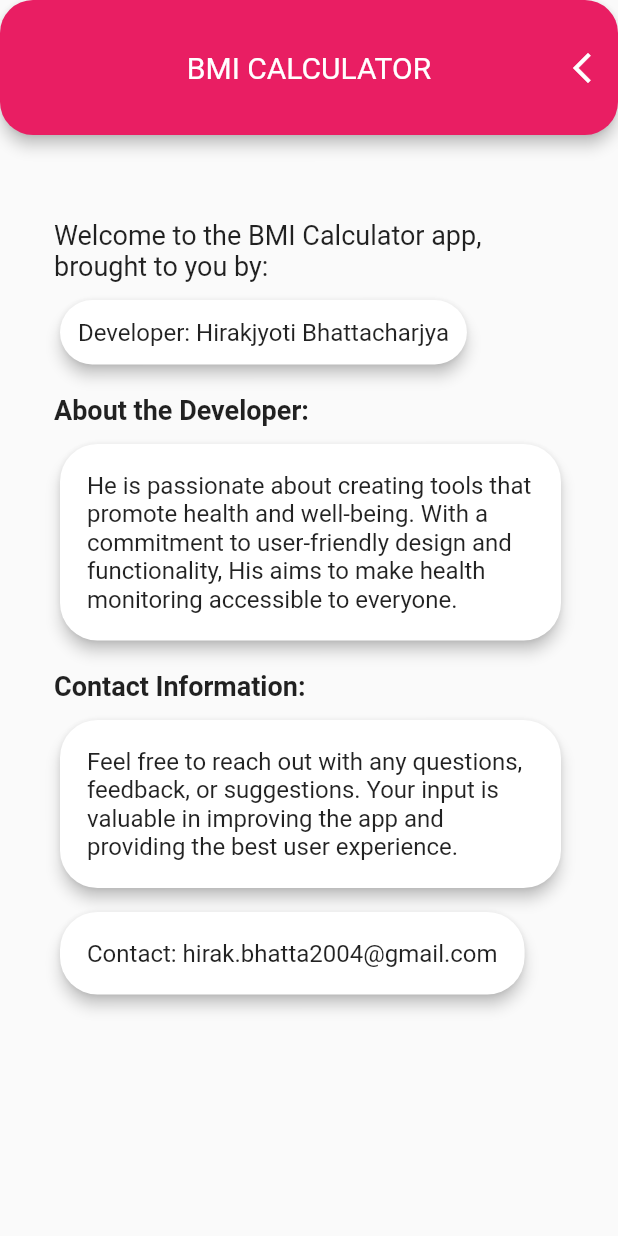
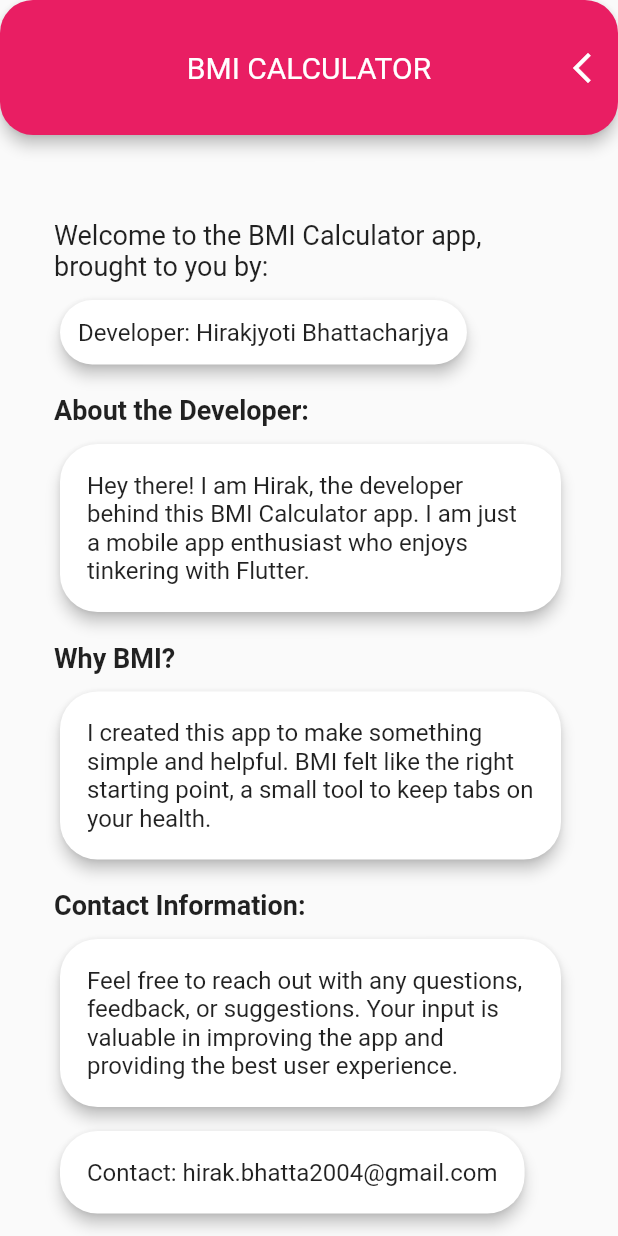
Before and after one commit to HiraK7dev/Bmi-Calculator, a Flutter app: the screen it shows after launch, after a tap on the "info" icon, on a phone screen of 412 x 824 dp. Run offline on Flutter 3.47's test engine with Material 2 defaults, Android fonts, the phone set to English and light mode, and no system bars.

Commit message:
updated to version 1.1.0

```diff
--- a/lib/about.dart
+++ b/lib/about.dart
@@ -41,10 +41,27 @@ class About extends StatelessWidget {
               child: const Padding(
                 padding: EdgeInsets.all(18.0),
                 child: Text(
-                'He is passionate about creating tools that promote health and well-being. With a commitment to user-friendly design and functionality, His aims to make health monitoring accessible to everyone.',
+                'Hey there! I am Hirak, the developer behind this BMI Calculator app. I am just a mobile app enthusiast who enjoys tinkering with Flutter.',
                 style: TextStyle(fontSize: 16),
               ),
             ),
+            ),
+            const SizedBox(height: 16),
+            const Text(
+              'Why BMI?',
+              style: TextStyle(fontSize: 18, fontWeight: FontWeight.bold),
+            ),
+            const SizedBox(height: 8),
+            Card(
+              elevation: 4.0,
+              shape: RoundedRectangleBorder(borderRadius: BorderRadius.circular(25)),
+              child: const Padding(
+                padding: EdgeInsets.all(18.0),
+                child: Text(
+                  'I created this app to make something simple and helpful. BMI felt like the right starting point, a small tool to keep tabs on your health.',
+                  style: TextStyle(fontSize: 16),
+                ),
+              ),
             ),
             const SizedBox(height: 16),
             const Text(
--- a/lib/button.dart
+++ b/lib/button.dart
@@ -2,9 +2,10 @@ import 'package:flutter/material.dart';
 
 // ignore: must_be_immutable, camel_case_types
 class button extends StatefulWidget{
-  button(this.call, {this.bname, this.bicon, this.changer, super.key});
+  button(this.call, this.reset, {this.bname, this.bicon, this.changer, super.key});
 
   void Function() call;
+  void Function() reset;
   String? bname;
   IconData? bicon;
   // ignore: prefer_typing_uninitialized_variables
@@ -24,13 +25,19 @@ class buttonState extends State<button>{
 
     String? bbname = widget.bname;
 
-    return AnimatedContainer(
+    return Row(
+      mainAxisAlignment: MainAxisAlignment.center,
+      children: [
+
+        //Calculate Button >><<
+        AnimatedContainer(
           decoration: BoxDecoration(
             border: Border.all(color: Colors.transparent),
             borderRadius: BorderRadius.circular(25),
             color: widget.changer==0?Colors.pink:widget.changer==1?Colors.orangeAccent:widget.changer==2?Colors.green:widget.changer==3?Colors.red:Colors.blueGrey,
           ),
-      height: widget.changer==0?60:50,
+          height: widget.changer==0?52:40,
+          width: widget.changer==0?180:160,
           duration: const Duration(seconds: 4),
           curve: Curves.easeInOutCubicEmphasized,
           child: TextButton.icon(
@@ -46,9 +53,34 @@ class buttonState extends State<button>{
                 ),
               ),
             style: TextButton.styleFrom(
-          padding: const EdgeInsets.all(15),
+              padding: const EdgeInsets.all(0),
             ),
           ),
+        ),
+
+
+        const SizedBox(width: 8,),
+
+        //Reset Button >><<
+        AnimatedContainer(
+          decoration: BoxDecoration(
+            border: Border.all(color: Colors.transparent),
+            borderRadius: BorderRadius.circular(25),
+            color: widget.changer==0?Colors.pink:widget.changer==1?Colors.orangeAccent:widget.changer==2?Colors.green:widget.changer==3?Colors.red:Colors.blueGrey,
+          ),
+          height: widget.changer==0?52:40,
+          width: widget.changer==0?60:80,
+          duration: const Duration(seconds: 4),
+          curve: Curves.easeInOutCubicEmphasized,
+          child: IconButton(
+            onPressed: widget.reset,
+            icon: const Icon(
+              Icons.refresh,
+              color: Colors.white,
+            ),
+          ),
+        ),
+      ],
     );
   }
 }
--- a/lib/input_screen.dart
+++ b/lib/input_screen.dart
@@ -19,7 +19,7 @@ class input_screenState extends State<input_screen>{
   var checker = '-------';
   //There are the variables from the former output screen
 
-  var _currentSliderValue = 4.7; //current slider value
+  var _currentSliderValue = 5.8; //current slider value
   var t1 = TextEditingController();
   // ignore: prefer_typing_uninitialized_variables
   var weight;
@@ -30,13 +30,11 @@ class input_screenState extends State<input_screen>{
   var bmi2;
   var anime = 0;
   String bname = 'CALCULATE';
-  IconData bicon = Icons.architecture_outlined;
+  IconData bicon = Icons.toggle_off_outlined;
 
   // ignore: non_constant_identifier_names
   void get_ans(){
     setState(() {
-
-      if(anime==0){
         weight = double.parse(t1.text);
         height = _currentSliderValue;
         bmi = calculateBMI(height, weight).toStringAsFixed(1);
@@ -47,41 +45,43 @@ class input_screenState extends State<input_screen>{
           checker = 'UNDER WEIGHT';
           anime = 1;
           //button
-          bname = 'RESET';
-          bicon = Icons.refresh;
+          bname = 'RECALCULATE';
+          bicon = Icons.toggle_on;
         }
         else if (bmi2 < 24.9 && bmi2 > 18.5) {
           checker = 'HEALTHY';
           anime = 2;
           //button
-          bname = 'RESET';
-          bicon = Icons.refresh;
+          bname = 'RECALCULATE';
+          bicon = Icons.toggle_on;
         }
         else if (bmi2 < 29.9 && bmi2 > 25.0) {
           checker = 'OVER WEIGHT';
           anime = 3;
           //button
-          bname = 'RESET';
-          bicon = Icons.refresh;
+          bname = 'RECALCULATE';
+          bicon = Icons.toggle_on;
         }
         else {
           checker = 'OBESE';
           anime = 4;
           //button
-          bname = 'RESET';
-          bicon = Icons.refresh;
+          bname = 'RECALCULATE';
+          bicon = Icons.toggle_on;
         }
+    });
   }
-      else{
+
+  void reset(){
+    setState(() {
       checker = '-------';
       bmi = '---';
-        _currentSliderValue = 4.7;
+      _currentSliderValue = 5.8;
       t1 = TextEditingController(text: '');
       //button
       bname = 'CALCULATE';
-        bicon = Icons.architecture_outlined;
+      bicon = Icons.toggle_off_outlined;
       anime = 0;
-      }
     });
   }
 
@@ -103,8 +103,10 @@ class input_screenState extends State<input_screen>{
       duration: const Duration(seconds: 5),
       curve: Curves.fastEaseInToSlowEaseOut,
       child: Column(
-        crossAxisAlignment: CrossAxisAlignment.stretch,
         children: [
+
+          //Height Input >><<
+
           Container(
           decoration: const BoxDecoration(
             color: Colors.black12,
@@ -117,7 +119,7 @@ class input_screenState extends State<input_screen>{
                 'HEIGHT',
                 style: TextStyle(
                   color: widgetColor,
-                  fontSize: 14
+                  fontSize: 12
                 ),
               ),
               const SizedBox(height: 20,),
@@ -155,29 +157,49 @@ class input_screenState extends State<input_screen>{
                   },
                 ),
               ),
+              const SizedBox(height: 25,),
+              ],
+            )
+          ),
+
+          // Weight Input >><<
+
           const SizedBox(height: 10,),
-              const Divider(height: 24,),
+
+          Container(
+            decoration: const BoxDecoration(
+                color: Colors.black12,
+                borderRadius: BorderRadius.all(Radius.circular(25))
+            ),
+            child: Column(
+              children: [
+                const SizedBox(height: 16,),
+                Text(
+                  'WEIGHT',
+                  style: TextStyle(
+                      color: widgetColor,
+                      fontSize: 12
+                  ),
+                ),
                 TextField(
                   keyboardType: TextInputType.number,
                   decoration: const InputDecoration(
-                  labelText: 'Enter the weight',
+                      labelText: '............',
                       hintText: 'In Kilogram',
-                  suffixIcon: Icon(Icons.monitor_weight_outlined),
+                      suffixIcon: Icon(Icons.touch_app),
                       border: InputBorder.none,
                       contentPadding: EdgeInsets.all(20)
                   ),
                   controller: t1,
                 ),
-            const SizedBox(height: 10,)
-
               ],
-          )
+            ),
           ),
 
+            const SizedBox(height: 10,),
+
+
           //output screen >><<
-
-          const SizedBox(height: 18,),
-
 
 
           Container(
@@ -194,7 +216,7 @@ class input_screenState extends State<input_screen>{
                     'BMI SCORE',
                     style: TextStyle(
                             color: widgetColor,
-                            fontSize: 14
+                            fontSize: 12
                         )
                   ),
                 ),
@@ -224,8 +246,8 @@ class input_screenState extends State<input_screen>{
               ],
             ),
           ),
-          const SizedBox(height: 20,),
-          button(get_ans, bname: bname, bicon: bicon, changer: anime,)
+          const SizedBox(height: 30,),
+          button(get_ans, reset, bname: bname, bicon: bicon, changer: anime,)
       ]
       ),
     );
```
Lines whose indentation alone changed are shown as unchanged.
